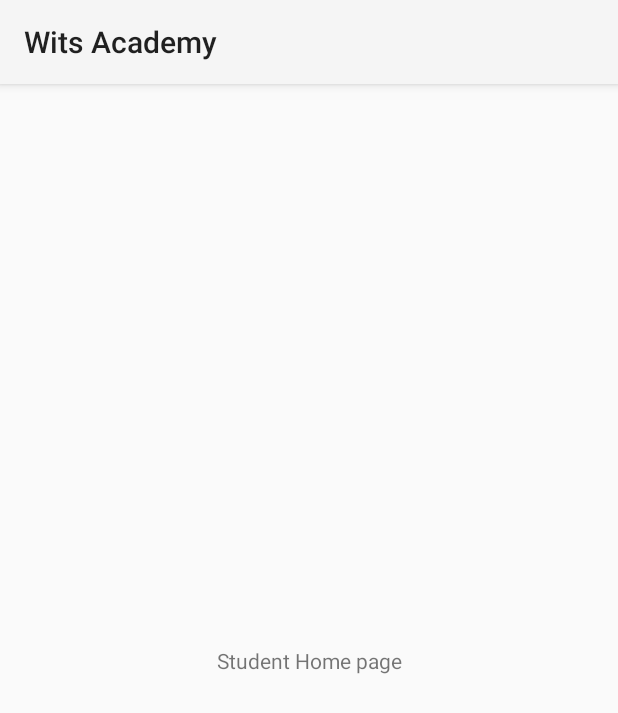
After one commit to Mlungisi22/Wits-Academy-by-codec, an Android app: the Student_Homepage screen opened directly, with no data from a screen before it, on a phone screen of 412 x 824 dp. The commit adds this screen. Shown: the top 713 px of the screen. Run offline under Robolectric (Android 15) with nearby library versions, the phone set to English and light mode, and no system bars.

Commit message:
I added some lines to classify the user as a teacher or student

```diff
--- a/app/build.gradle
+++ b/app/build.gradle
@@ -34,6 +34,12 @@ dependencies {
     implementation 'com.google.android.material:material:1.5.0'
     implementation 'androidx.constraintlayout:constraintlayout:2.1.3'
     implementation 'com.google.firebase:firebase-auth:19.2.0'
+    implementation 'com.google.firebase:firebase-database:20.0.4'
+    implementation 'com.firebaseui:firebase-ui-database:8.0.1'
+    implementation 'com.github.bumptech.glide:glide:4.13.0'
+    implementation 'de.hdodenhof:circleimageview:3.1.0'
+    implementation 'androidx.cardview:cardview:1.0.0'
+    implementation 'androidx.recyclerview:recyclerview:1.2.1'
     testImplementation 'junit:junit:4.13.2'
     androidTestImplementation 'androidx.test.ext:junit:1.1.3'
     androidTestImplementation 'androidx.test.espresso:espresso-core:3.4.0'
--- a/app/src/main/AndroidManifest.xml
+++ b/app/src/main/AndroidManifest.xml
@@ -11,6 +11,9 @@
         android:roundIcon="@drawable/back"
         android:supportsRtl="true"
         android:theme="@style/Theme.Login">
+        <activity
+            android:name=".Student_Homepage"
+            android:exported="false" />
         <activity
             android:name=".register"
             android:exported="false" />
--- /dev/null
+++ b/app/src/main/java/com/example/login/Student_Homepage.java
@@ -0,0 +1,14 @@
+package com.example.login;
+
+import androidx.appcompat.app.AppCompatActivity;
+
+import android.os.Bundle;
+
+public class Student_Homepage extends AppCompatActivity {
+
+    @Override
+    protected void onCreate(Bundle savedInstanceState) {
+        super.onCreate(savedInstanceState);
+        setContentView(R.layout.activity_student_homepage);
+    }
+}
--- a/app/src/main/res/layout/activity_login.xml
+++ b/app/src/main/res/layout/activity_login.xml
@@ -15,7 +15,7 @@
         android:layout_height="200dp"
         android:layout_gravity="center"
         android:layout_marginTop="25dp"
-        android:src="@drawable/chan"/>
+        android:background="@drawable/back"/>
 
     <LinearLayout
         android:layout_width="match_parent"
--- a/app/src/main/res/layout/activity_register.xml
+++ b/app/src/main/res/layout/activity_register.xml
@@ -15,7 +15,7 @@
         android:layout_height="200dp"
         android:layout_gravity="center"
         android:layout_marginTop="25dp"
-        android:src="@drawable/chan"/>
+        android:src="@drawable/back"/>
 
     <LinearLayout
         android:layout_width="match_parent"
--- /dev/null
+++ b/app/src/main/res/layout/activity_student_homepage.xml
@@ -0,0 +1,18 @@
+<?xml version="1.0" encoding="utf-8"?>
+<androidx.constraintlayout.widget.ConstraintLayout xmlns:android="http://schemas.android.com/apk/res/android"
+    xmlns:app="http://schemas.android.com/apk/res-auto"
+    xmlns:tools="http://schemas.android.com/tools"
+    android:layout_width="match_parent"
+    android:layout_height="match_parent"
+    tools:context=".Student_Homepage">
+
+    <TextView
+        android:id="@+id/textView"
+        android:layout_width="wrap_content"
+        android:layout_height="wrap_content"
+        android:text="Student Home page"
+        app:layout_constraintBottom_toBottomOf="parent"
+        app:layout_constraintEnd_toEndOf="parent"
+        app:layout_constraintStart_toStartOf="parent"
+        app:layout_constraintTop_toTopOf="parent" />
+</androidx.constraintlayout.widget.ConstraintLayout>
--- a/build.gradle
+++ b/build.gradle
@@ -1,6 +1,6 @@
 buildscript {
     dependencies {
-        classpath 'com.google.gms:google-services:4.3.3'
+        classpath 'com.google.gms:google-services:4.3.10'
     }
 }// Top-level build file where you can add configuration options common to all sub-projects/modules.
 plugins {
```
Also changed, not shown: app/src/main/java/com/example/login/MainActivity.java (+6 -1 lines), app/src/main/java/com/example/login/login.java (+38 -7 lines), app/src/main/java/com/example/login/register.java (+22 -4 lines), 1 other file.
